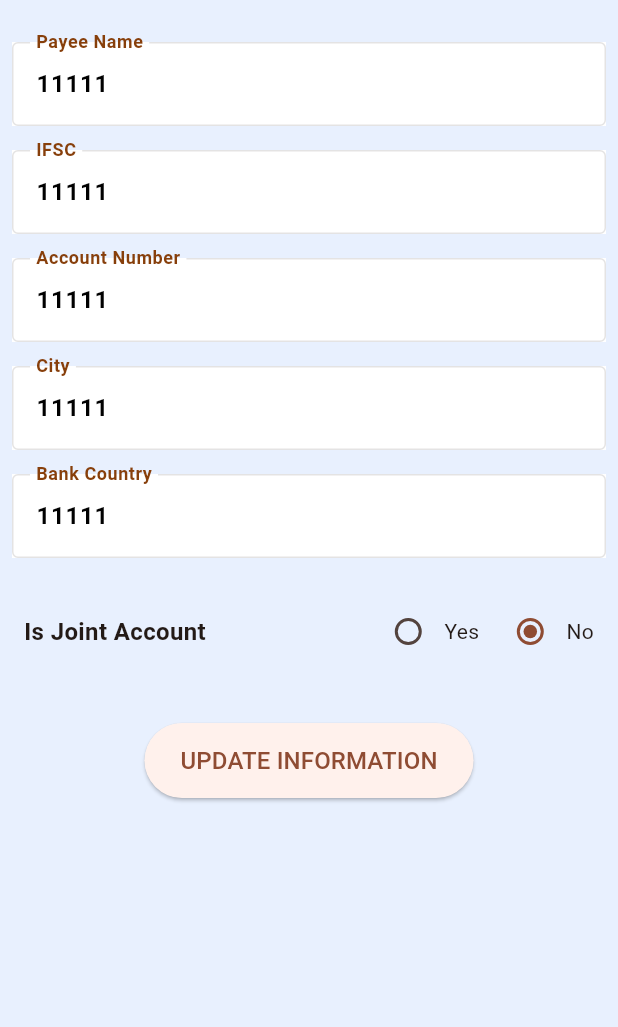
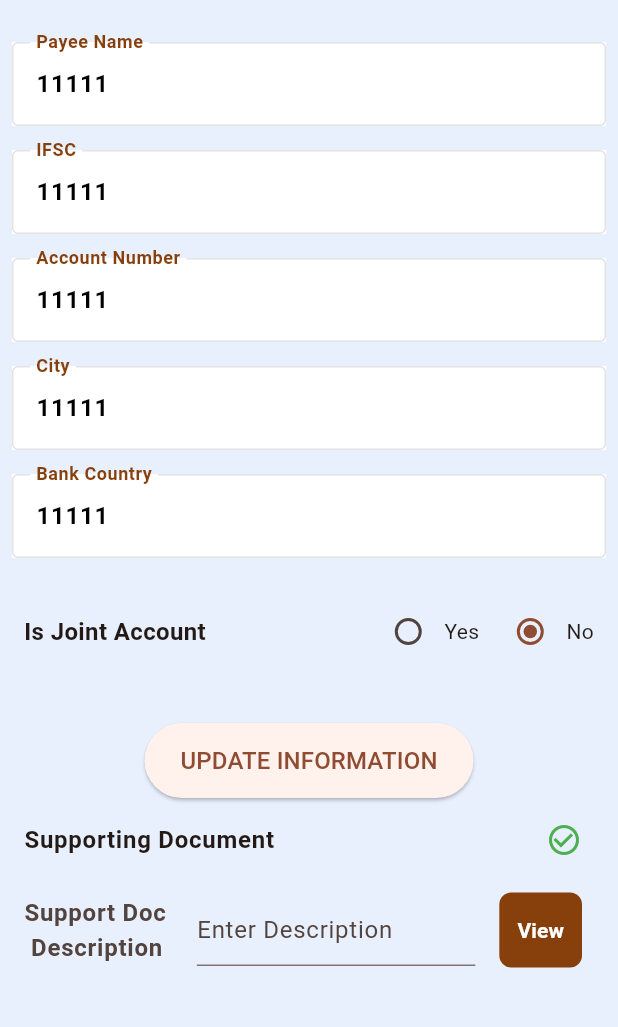
Before and after one commit to Ruchitha2802/TTDFlutter, a Flutter app: the BankDeatils screen opened by its route, after a tap on "UPDATE INFORMATION", on a phone screen of 412 x 824 dp, the part 150-1177 px from its top. Run offline on Flutter 3.47's test engine with Material 2 defaults, Android fonts, the phone set to English and light mode, and no system bars; our stand-ins replace pin_code_fields; project files that could hold a hidden picture were left out.

Commit message:
submit information in bank details

```diff
--- a/lib/view/bank_details/bank_details.dart
+++ b/lib/view/bank_details/bank_details.dart
@@ -1,5 +1,6 @@
 import 'package:flutter/material.dart';
 import 'package:ttd_flutter_app/res/appStrings/english_strings.dart';
+import 'package:ttd_flutter_app/res/components/colors/colors.dart';
 import 'package:ttd_flutter_app/res/components/reusable_widgets/base_scaffold.dart';
 import 'package:ttd_flutter_app/res/components/reusable_widgets/noneditable_text.dart';
 
@@ -9,6 +10,8 @@ class BankDeatils extends StatefulWidget {
   @override
   State<BankDeatils> createState() => _BankDeatilsState();
 }
+
+bool update = false;
 
 class _BankDeatilsState extends State<BankDeatils> {
   @override
@@ -96,16 +99,79 @@ class _BankDeatilsState extends State<BankDeatils> {
                   height: 20,
                 ),
                 ElevatedButton(
-                  onPressed: () {},
+                  onPressed: () {
+                    setState(() {
+                      update = !update;
+                    });
+                  },
+
                   child: Text(
                     EnglishStrings.update_information,
                     style: TextStyle(fontSize: 16),
                   ),
                   style: ElevatedButton.styleFrom(
-
                     minimumSize: Size(150, 50),
                   ),
+
                 ),
+                update
+                    ? Column(
+                        children: [
+                          ListTile(
+                            title: Text(
+                              "Supporting Document",
+                              style: TextStyle(fontWeight: FontWeight.bold),
+                            ),
+                            trailing: Icon(
+                              Icons.check_circle_outline,
+                              color: Colors.green,
+                            ),
+                          ),
+                          ListTile(
+                            leading: Text(
+                              "Support Doc \n Description",
+                              style: TextStyle(
+                                  fontWeight: FontWeight.bold, fontSize: 16),
+                            ),
+                            title: TextField(
+                              decoration: InputDecoration(
+                                hintText: 'Enter Description',
+                                border: UnderlineInputBorder(
+                                  borderSide: BorderSide(
+                                    color: Colors
+                                        .blue, // Set your desired color here
+                                    width: 2.0, // Set your desired width here
+                                  ),
+                                ),
+                              ),
+                            ),
+                            trailing: TextButton(
+                              onPressed: () {},
+                              child: Text(
+                                "View",
+                                style: TextStyle(
+                                    color: Colors.white,
+                                    fontWeight: FontWeight.bold),
+                              ),
+                              style: ButtonStyle(
+                                backgroundColor:
+                                    MaterialStateProperty.all<Color>(
+                                        AppColors.dash_bg),
+                                shape:
+                                    MaterialStateProperty.all<OutlinedBorder>(
+                                  RoundedRectangleBorder(
+                                    borderRadius: BorderRadius.circular(
+                                        8.0), // Adjust the radius as needed
+                                  ),
+                                ),
+                                minimumSize: MaterialStateProperty.all<Size>(
+                                    Size(50, 50)),
+                              ),
+                            ),
+                          ),
+                        ],
+                      )
+                    : SizedBox()
                 //Container with yes no radio buttons
               ],
             )));
```
